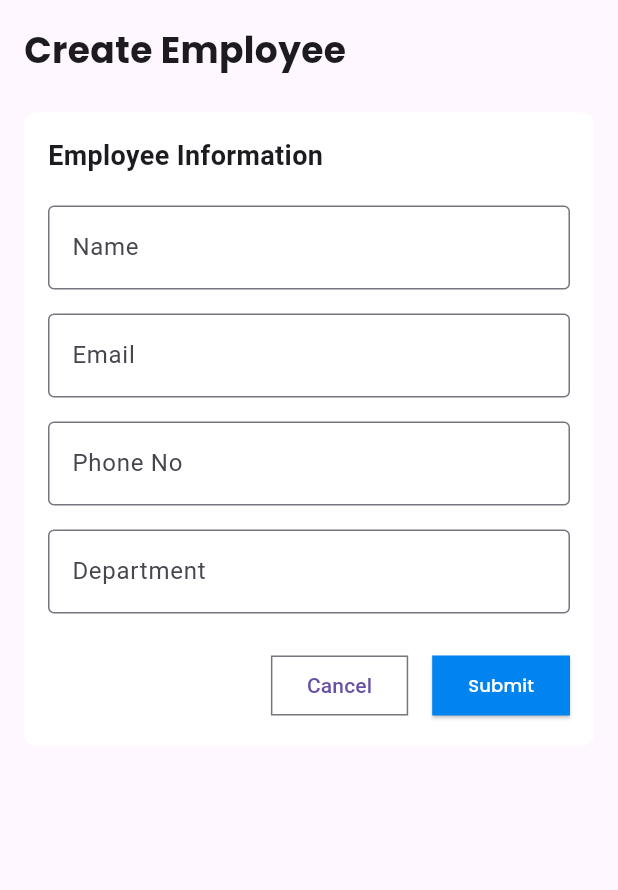
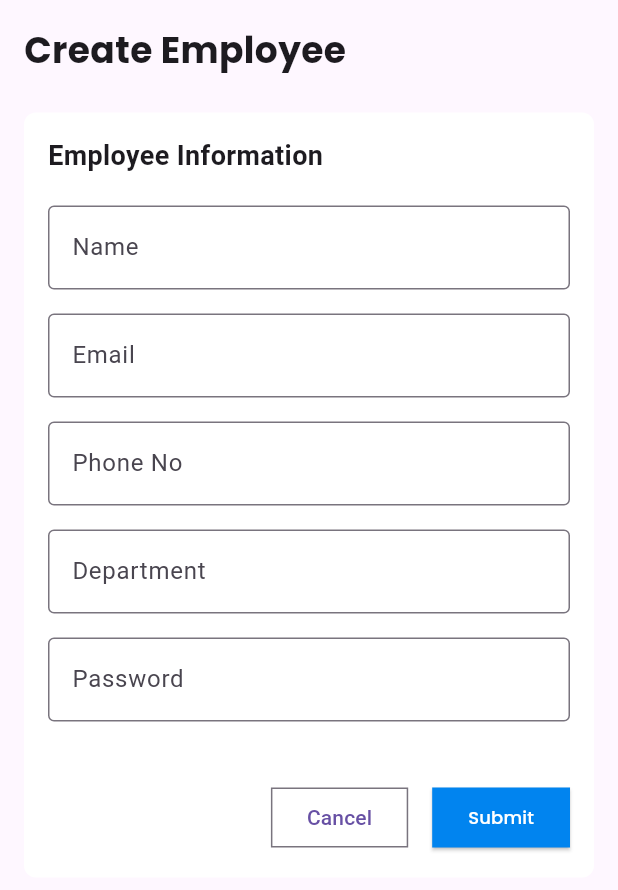
Before and after one commit to shinashussain/dashbord-for-attantancesystem, a Flutter app: the CreatEmployeeScreen widget shown alone on an empty page, opened directly, after a tap on "Submit", on a phone screen of 412 x 824 dp. Shown: the top 890 px of the screen. Run offline on Flutter 3.47's test engine with Material 3 defaults, Android fonts, the light colour scheme and no system bars; our stand-ins replace cloud_firestore, firebase_auth, firebase_core, google_fonts, pie_chart; accounts and stored records are empty; network calls fail.

Commit message:
the creating employee and set data is completed and its working perfectily

```diff
--- a/analysis_options.yaml
+++ b/analysis_options.yaml
@@ -7,6 +7,9 @@
 
 # The following line activates a set of recommended lints for Flutter apps,
 # packages, and plugins designed to encourage good coding practices.
+analyzer:
+  errors:
+    avoid_print: ignore
 include: package:flutter_lints/flutter.yaml
 
 linter:
--- a/lib/main.dart
+++ b/lib/main.dart
@@ -1,5 +1,6 @@
 import 'package:dashbordwebapp/firebase_options.dart';
 import 'package:dashbordwebapp/view/Screens/Homescreen.dart';
+import 'package:dashbordwebapp/viewmode/provider/Creat_employee_provider.dart';
 import 'package:dashbordwebapp/viewmode/provider/Home_pagea_provider.dart';
 import 'package:firebase_core/firebase_core.dart';
 import 'package:flutter/material.dart';
@@ -23,8 +24,9 @@ class MyApp extends StatelessWidget {
   Widget build(BuildContext context) {
     return MultiProvider(
         providers: [
+          ChangeNotifierProvider(create: (context) => HomePageProvider()),
           ChangeNotifierProvider(
-            create: (context) => HomePageProvider(),
+            create: (context) => CreateEmployeeProvider(),
           ),
         ],
         child: MaterialApp(
--- a/lib/view/Screens/Creat_Employee_screen.dart
+++ b/lib/view/Screens/Creat_Employee_screen.dart
@@ -1,13 +1,23 @@
 import 'package:dashbordwebapp/utils/AppTheme.dart';
-import 'package:dashbordwebapp/viewmode/Services/Firestore.dart';
+import 'package:dashbordwebapp/viewmode/provider/Creat_employee_provider.dart';
 import 'package:flutter/material.dart';
+import 'package:provider/provider.dart';
 
 class CreatEmployeeScreen extends StatelessWidget {
-  const CreatEmployeeScreen({super.key});
+  CreatEmployeeScreen({super.key});
+
+  final TextEditingController _nameController = TextEditingController();
+  final TextEditingController _emailController = TextEditingController();
+  final TextEditingController _phoneController = TextEditingController();
+  final TextEditingController _departmentController = TextEditingController();
+  final TextEditingController _passwordController = TextEditingController();
 
   @override
   Widget build(BuildContext context) {
-    return Padding(
+    final employeecreatProvider = Provider.of<CreateEmployeeProvider>(context);
+    return employeecreatProvider.isLoading
+        ? Center(child: CircularProgressIndicator())
+        : Padding(
             padding: const EdgeInsets.all(16.0),
             child: Column(
               crossAxisAlignment: CrossAxisAlignment.start,
@@ -23,14 +33,17 @@ class CreatEmployeeScreen extends StatelessWidget {
                     color: Colors.white,
                     borderRadius: BorderRadius.circular(8),
                   ),
-            child:
-                Column(crossAxisAlignment: CrossAxisAlignment.start, children: [
+                  child: Column(
+                      crossAxisAlignment: CrossAxisAlignment.start,
+                      children: [
                         Text(
                           'Employee Information',
-                style: TextStyle(fontSize: 18, fontWeight: FontWeight.bold),
+                          style: TextStyle(
+                              fontSize: 18, fontWeight: FontWeight.bold),
                         ),
                         const SizedBox(height: 20),
                         TextField(
+                          controller: _nameController,
                           decoration: InputDecoration(
                             labelText: 'Name',
                             border: OutlineInputBorder(),
@@ -38,6 +51,7 @@ class CreatEmployeeScreen extends StatelessWidget {
                         ),
                         const SizedBox(height: 16),
                         TextField(
+                          controller: _emailController,
                           decoration: InputDecoration(
                             labelText: 'Email',
                             border: OutlineInputBorder(),
@@ -45,6 +59,7 @@ class CreatEmployeeScreen extends StatelessWidget {
                         ),
                         const SizedBox(height: 16),
                         TextField(
+                          controller: _phoneController,
                           decoration: InputDecoration(
                             labelText: 'Phone No',
                             border: OutlineInputBorder(),
@@ -52,11 +67,22 @@ class CreatEmployeeScreen extends StatelessWidget {
                         ),
                         const SizedBox(height: 16),
                         TextField(
+                          controller: _departmentController,
                           decoration: InputDecoration(
                             labelText: 'Department',
                             border: OutlineInputBorder(),
                           ),
                         ),
+                        const SizedBox(height: 16),
+                        TextField(
+                          controller: _passwordController,
+                          obscureText: true,
+                          decoration: InputDecoration(
+                            labelText: 'Password',
+                            border: OutlineInputBorder(),
+                          ),
+                        ),
+                        const SizedBox(height: 16),
                         const SizedBox(height: 24),
                         Row(
                           mainAxisAlignment: MainAxisAlignment.end,
@@ -75,19 +101,27 @@ class CreatEmployeeScreen extends StatelessWidget {
                             const SizedBox(width: 16),
                             ElevatedButton(
                               style: ElevatedButton.styleFrom(
-                      backgroundColor: const Color.fromARGB(
-                          255, 1, 132, 239), // Set button color to blue
+                                backgroundColor: const Color.fromARGB(255, 1,
+                                    132, 239), // Set button color to blue
                                 shape: RoundedRectangleBorder(
                                   borderRadius: BorderRadius.circular(0),
                                 ),
                               ),
                               onPressed: () {
-                      // Handle submit action
-                      FirestoreService().createEmployee('John Doe', '10:05 AM');
+                                print(
+                                    'Employee creation initiated@@@@@@@@@@@@@@@@@@@@@@@@@@@@@@@@@@');
+                                employeecreatProvider.createEmployee(
+                                    name: _nameController.text.trim(),
+                                    emailid: _emailController.text.trim(),
+                                    phonenumber: _phoneController.text.trim(),
+                                    department:
+                                        _departmentController.text.trim(),
+                                    password: _passwordController.text.trim());
                               },
                               child: Text(
                                 'Submit',
-                      style: AppTheme.labelStyle.copyWith(color: Colors.white),
+                                style: AppTheme.labelStyle
+                                    .copyWith(color: Colors.white),
                               ),
                             ),
                           ],
--- a/lib/view/Screens/Homescreen.dart
+++ b/lib/view/Screens/Homescreen.dart
@@ -55,7 +55,7 @@ class Homescreen extends StatelessWidget {
                 children: [
                   const TodayDashboardScreen(),
                   const Employeesscreen(),
-                  const CreatEmployeeScreen(),
+                  CreatEmployeeScreen(),
                   const EmplyeeMonthlyScreen(),
                 ],
               ),
--- /dev/null
+++ b/lib/viewmode/Services/Firebase_Auth_Services.dart
@@ -0,0 +1,12 @@
+import 'package:firebase_auth/firebase_auth.dart';
+
+class FirebaseAuthServices {
+  FirebaseAuth _firebaseAuth = FirebaseAuth.instance;
+
+  User? get currentUser => _firebaseAuth.currentUser;
+
+  Future<void> createUser(String email, String password) async {
+    _firebaseAuth.createUserWithEmailAndPassword(
+        email: email, password: password);
+  }
+}
--- a/lib/viewmode/Services/Firestore.dart
+++ /dev/null
@@ -1,14 +0,0 @@
-import 'package:cloud_firestore/cloud_firestore.dart';
-
-class FirestoreService {
-  final FirebaseFirestore _firestore = FirebaseFirestore.instance;
-
-  // create a new employee
-  Future<void> createEmployee(String name, String checkInTime) async {
-    await _firestore.collection('employees').add({
-      'name': name,
-      'checkInTime': checkInTime,
-      'timestamp': FieldValue.serverTimestamp(),
-    });
-  }
-}
--- /dev/null
+++ b/lib/viewmode/Services/FirestoreServices.dart
@@ -0,0 +1,24 @@
+import 'package:cloud_firestore/cloud_firestore.dart';
+
+class FirestoreService {
+  final FirebaseFirestore _firestore = FirebaseFirestore.instance;
+
+  // create a new employee
+  Future<void> storeEmployeeData(
+      String uid,
+      String name,
+      String emailid,
+      String employeeid,
+      String phonenumber,
+      String joiningdate,
+      String department) async {
+    await _firestore.collection('user').doc(employeeid).set({
+      'name': name,
+      'email id': emailid,
+      'employee id': employeeid,
+      'phone number': phonenumber,
+      'joining date': joiningdate,
+      'department': department
+    });
+  }
+}
--- /dev/null
+++ b/lib/viewmode/provider/Creat_employee_provider.dart
@@ -0,0 +1,50 @@
+import 'dart:math';
+
+import 'package:dashbordwebapp/viewmode/Services/Firebase_Auth_Services.dart';
+import 'package:dashbordwebapp/viewmode/Services/FirestoreServices.dart';
+import 'package:flutter/foundation.dart';
+import 'package:intl/intl.dart';
+
+class CreateEmployeeProvider extends ChangeNotifier {
+  bool isLoading = false;
+  bool isEmployeeCreated = false;
+  String generateJoiningDate() {
+    final datetime = DateTime.now();
+    final date = DateFormat('dd-MM-yyyy').format(datetime);
+    return date;
+  }
+
+  String generateEmployeeId() {
+    Random random = Random();
+    String numberPart =
+        List.generate(10, (index) => random.nextInt(10).toString()).join();
+    return 'EMP$numberPart';
+  }
+
+  Future<void> createEmployee(
+      {required String name,
+      required String emailid,
+      required String phonenumber,
+      required String department,
+      required String password}) async {
+    print('#####################################3');
+    final employeeid = generateEmployeeId();
+    final joiningdate = generateJoiningDate();
+    try {
+      isLoading = true;
+      print('Creating employee with ID: $employeeid');
+      print('date is formatted $joiningdate');
+      print('Employee creation initiated1111111111111111111111111111111111111');
+      await FirebaseAuthServices().createUser(emailid, password);
+      await FirestoreService().storeEmployeeData(employeeid, name, emailid,
+          employeeid, phonenumber, joiningdate, department);
+    } catch (e) {
+      print('firebase create user error: $e');
+      print('erorr !!!!!!!!!!!!!!!!!!!!!!!!!!!!!!!!!!!');
+    } finally {
+      isLoading = false;
+      isEmployeeCreated = true;
+      notifyListeners();
+    }
+  }
+}
--- a/pubspec.yaml
+++ b/pubspec.yaml
@@ -39,6 +39,8 @@ dependencies:
   pie_chart: ^5.4.0
   firebase_core: ^3.13.0
   cloud_firestore: ^5.6.6
+  intl: ^0.20.2
+  firebase_auth: ^5.5.2
 
 dev_dependencies:
   flutter_test:
```
Also changed, not shown: pubspec.lock, 3 other files. Lines whose indentation alone changed are shown as unchanged.
